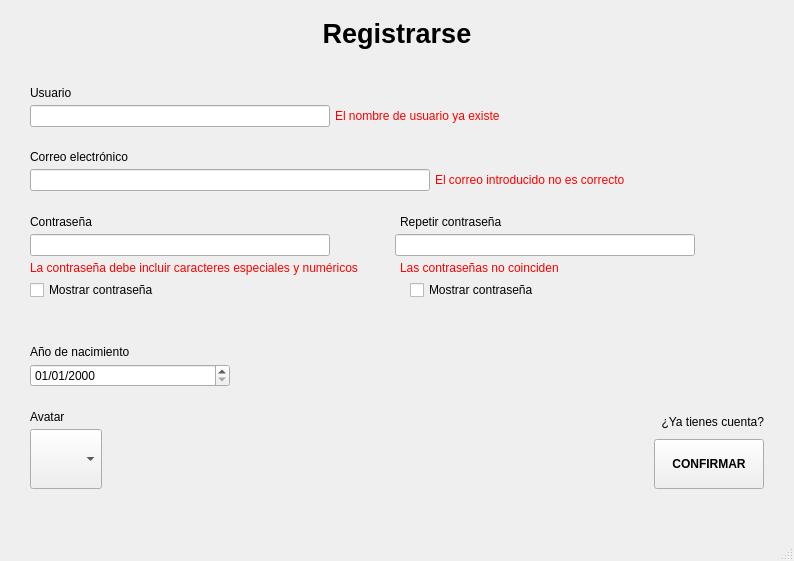
The window that mapa/login_register.ui (jorgecanut/mapaIHM) describes before a commit, drawn with Qt 5.
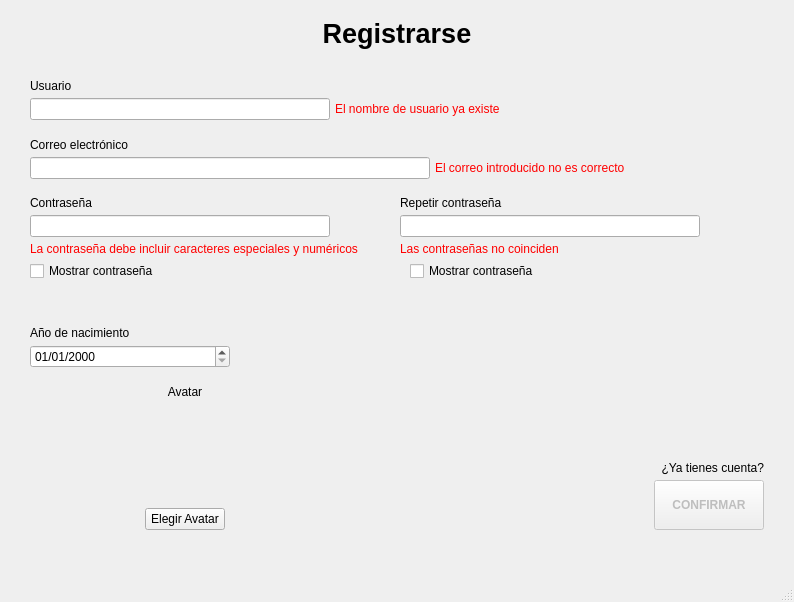
The same window after the commit. The open tabs and pages were chosen to show the change. Custom widgets are drawn as their Qt base class.

Commit message: Corregidas una barbaridad de cosas e implementadas funcionalidades de avatar.. etc.

What changed in the file:
```diff
--- a/mapa/login_register.ui
+++ b/mapa/login_register.ui
@@ -7,7 +7,7 @@
     <x>0</x>
     <y>0</y>
     <width>794</width>
-    <height>561</height>
+    <height>602</height>
    </rect>
   </property>
   <property name="maximumSize">
@@ -298,18 +298,18 @@
           </layout>
          </item>
          <item>
-          <layout class="QHBoxLayout" name="horizontalLayout_12">
+         <layout class="QHBoxLayout" name="horizontalLayout_Check_IS">
            <item>
-            <spacer name="horizontalSpacer_13">
+           <spacer name="horizontalSpacer_Check_Left_IS">
              <property name="orientation">
               <enum>Qt::Orientation::Horizontal</enum>
              </property>
              <property name="sizeType">
-              <enum>QSizePolicy::Policy::Minimum</enum>
+             <enum>QSizePolicy::Policy::Expanding</enum>
              </property>
              <property name="sizeHint" stdset="0">
               <size>
-               <width>238</width>
+              <width>235</width>
                <height>20</height>
               </size>
              </property>
@@ -329,7 +329,7 @@
             </widget>
            </item>
            <item>
-            <spacer name="horizontalSpacer_12">
+           <spacer name="horizontalSpacer_Check_Right_IS">
              <property name="orientation">
               <enum>Qt::Orientation::Horizontal</enum>
              </property>
@@ -498,6 +498,9 @@
             <property name="orientation">
              <enum>Qt::Orientation::Vertical</enum>
             </property>
+            <property name="sizeType">
+             <enum>QSizePolicy::Policy::Expanding</enum>
+            </property>
             <property name="sizeHint" stdset="0">
              <size>
               <width>17</width>
@@ -552,6 +555,9 @@
               <property name="orientation">
                <enum>Qt::Orientation::Horizontal</enum>
               </property>
+              <property name="sizeType">
+               <enum>QSizePolicy::Policy::Expanding</enum>
+              </property>
               <property name="sizeHint" stdset="0">
                <size>
                 <width>40</width>
@@ -567,6 +573,9 @@
             <property name="orientation">
              <enum>Qt::Orientation::Vertical</enum>
             </property>
+            <property name="sizeType">
+             <enum>QSizePolicy::Policy::Expanding</enum>
+            </property>
             <property name="sizeHint" stdset="0">
              <size>
               <width>17</width>
@@ -636,6 +645,9 @@
             <property name="orientation">
              <enum>Qt::Orientation::Vertical</enum>
             </property>
+            <property name="sizeType">
+             <enum>QSizePolicy::Policy::Expanding</enum>
+            </property>
             <property name="sizeHint" stdset="0">
              <size>
               <width>17</width>
@@ -695,7 +707,7 @@
                <enum>Qt::Orientation::Horizontal</enum>
               </property>
               <property name="sizeType">
-               <enum>QSizePolicy::Policy::Fixed</enum>
+               <enum>QSizePolicy::Policy::Expanding</enum>
               </property>
               <property name="sizeHint" stdset="0">
                <size>
@@ -805,6 +817,9 @@
             <property name="orientation">
              <enum>Qt::Orientation::Vertical</enum>
             </property>
+            <property name="sizeType">
+             <enum>QSizePolicy::Policy::Expanding</enum>
+            </property>
             <property name="sizeHint" stdset="0">
              <size>
               <width>20</width>
@@ -844,6 +859,9 @@
             <property name="orientation">
              <enum>Qt::Orientation::Vertical</enum>
             </property>
+            <property name="sizeType">
+             <enum>QSizePolicy::Policy::Expanding</enum>
+            </property>
             <property name="sizeHint" stdset="0">
              <size>
               <width>17</width>
@@ -861,23 +879,123 @@
                 <property name="text">
                  <string>Avatar</string>
                 </property>
+                <property name="alignment">
+                 <set>Qt::AlignmentFlag::AlignCenter</set>
+                </property>
                </widget>
               </item>
               <item>
-               <widget class="QComboBox" name="comboBox">
+               <layout class="QHBoxLayout" name="horizontalLayout_AvatarCentrado">
+                <item>
+                 <spacer name="horizontalSpacer_AvatarLeft">
+                  <property name="orientation">
+                   <enum>Qt::Orientation::Horizontal</enum>
+                  </property>
+                  <property name="sizeType">
+                   <enum>QSizePolicy::Policy::Expanding</enum>
+                  </property>
+                  <property name="sizeHint" stdset="0">
+                   <size>
+                    <width>40</width>
+                    <height>20</height>
+                   </size>
+                  </property>
+                 </spacer>
+                </item>
+                <item>
+                 <widget class="QLabel" name="lAvatar">
+                  <property name="sizePolicy">
+                   <sizepolicy hsizetype="Fixed" vsizetype="Fixed">
+                    <horstretch>0</horstretch>
+                    <verstretch>0</verstretch>
+                   </sizepolicy>
+                  </property>
                 <property name="minimumSize">
                  <size>
-                  <width>0</width>
-                  <height>60</height>
-                 </size>
+                    <width>99</width>
+                    <height>99</height>
+                   </size>
+                  </property>
+                  <property name="maximumSize">
+                   <size>
+                    <width>99</width>
+                    <height>99</height>
+                   </size>
+                  </property>
+                  <property name="text">
+                   <string/>
+                  </property>
+                  <property name="scaledContents">
+                   <bool>true</bool>
+                  </property>
+                 </widget>
+                </item>
+                <item>
+                 <spacer name="horizontalSpacer_AvatarRight">
+                  <property name="orientation">
+                   <enum>Qt::Orientation::Horizontal</enum>
+                  </property>
+                  <property name="sizeType">
+                   <enum>QSizePolicy::Policy::Expanding</enum>
+                  </property>
+                  <property name="sizeHint" stdset="0">
+                   <size>
+                    <width>40</width>
+                    <height>20</height>
+                   </size>
+                  </property>
+                 </spacer>
+                </item>
+               </layout>
+              </item>
+              <item>
+               <layout class="QHBoxLayout" name="horizontalLayout_12">
+                <item>
+                 <spacer name="horizontalSpacer_7">
+                  <property name="orientation">
+                   <enum>Qt::Orientation::Horizontal</enum>
+                  </property>
+                  <property name="sizeHint" stdset="0">
+                   <size>
+                    <width>40</width>
+                    <height>20</height>
+                   </size>
+                  </property>
+                 </spacer>
+                </item>
+                <item>
+                 <widget class="QPushButton" name="pbAvatarElegir">
+                  <property name="sizePolicy">
+                   <sizepolicy hsizetype="Minimum" vsizetype="Minimum">
+                    <horstretch>0</horstretch>
+                    <verstretch>0</verstretch>
+                   </sizepolicy>
                 </property>
                 <property name="maximumSize">
                  <size>
                   <width>100</width>
-                  <height>16777215</height>
-                 </size>
-                </property>
-               </widget>
+                    <height>50</height>
+                   </size>
+                  </property>
+                  <property name="text">
+                   <string>Elegir Avatar</string>
+                  </property>
+                 </widget>
+                </item>
+                <item>
+                 <spacer name="horizontalSpacer_8">
+                  <property name="orientation">
+                   <enum>Qt::Orientation::Horizontal</enum>
+                  </property>
+                  <property name="sizeHint" stdset="0">
+                   <size>
+                    <width>40</width>
+                    <height>20</height>
+                   </size>
+                  </property>
+                 </spacer>
+                </item>
+               </layout>
               </item>
              </layout>
             </item>
@@ -886,6 +1004,9 @@
               <property name="orientation">
                <enum>Qt::Orientation::Horizontal</enum>
               </property>
+              <property name="sizeType">
+               <enum>QSizePolicy::Policy::Expanding</enum>
+              </property>
               <property name="sizeHint" stdset="0">
                <size>
                 <width>40</width>
@@ -896,6 +1017,19 @@
             </item>
             <item>
              <layout class="QVBoxLayout" name="verticalLayout_5">
+              <item>
+               <spacer name="verticalSpacer_3">
+                <property name="orientation">
+                 <enum>Qt::Orientation::Vertical</enum>
+                </property>
+                <property name="sizeHint" stdset="0">
+                 <size>
+                  <width>20</width>
+                  <height>40</height>
+                 </size>
+                </property>
+               </spacer>
+              </item>
               <item>
                <widget class="ClickableLabel" name="label_3">
                 <property name="styleSheet">
@@ -916,7 +1050,10 @@
                </widget>
               </item>
               <item>
-               <widget class="QPushButton" name="pushButton">
+               <widget class="QPushButton" name="pbConfirmar">
+                <property name="enabled">
+                 <bool>false</bool>
+                </property>
                 <property name="sizePolicy">
                  <sizepolicy hsizetype="Minimum" vsizetype="Minimum">
                   <horstretch>0</horstretch>
@@ -931,7 +1068,7 @@
                 </property>
                 <property name="maximumSize">
                  <size>
-                  <width>100</width>
+                  <width>200</width>
                   <height>16777215</height>
                  </size>
                 </property>
@@ -956,6 +1093,9 @@
               <property name="orientation">
                <enum>Qt::Orientation::Horizontal</enum>
               </property>
+              <property name="sizeType">
+               <enum>QSizePolicy::Policy::Expanding</enum>
+              </property>
               <property name="sizeHint" stdset="0">
                <size>
                 <width>40</width>
```
Left out of the diff: 131 changed lines with no effect on the pictures. Lines whose indentation alone changed are shown as unchanged. The commit also changes 6 other files.
